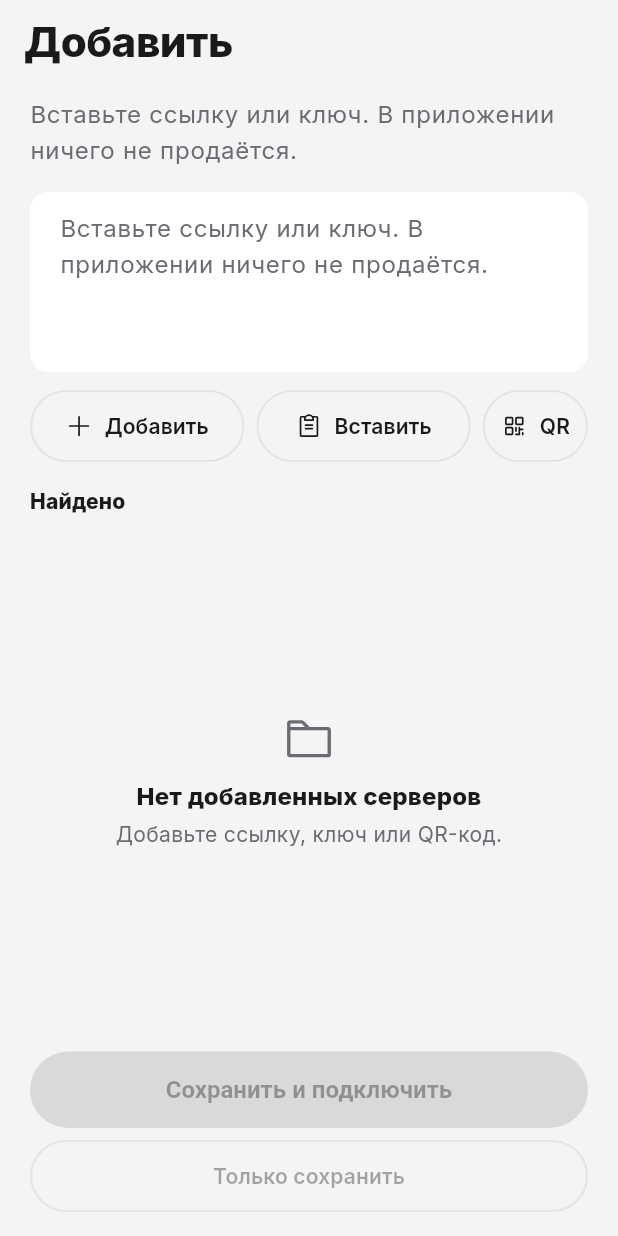
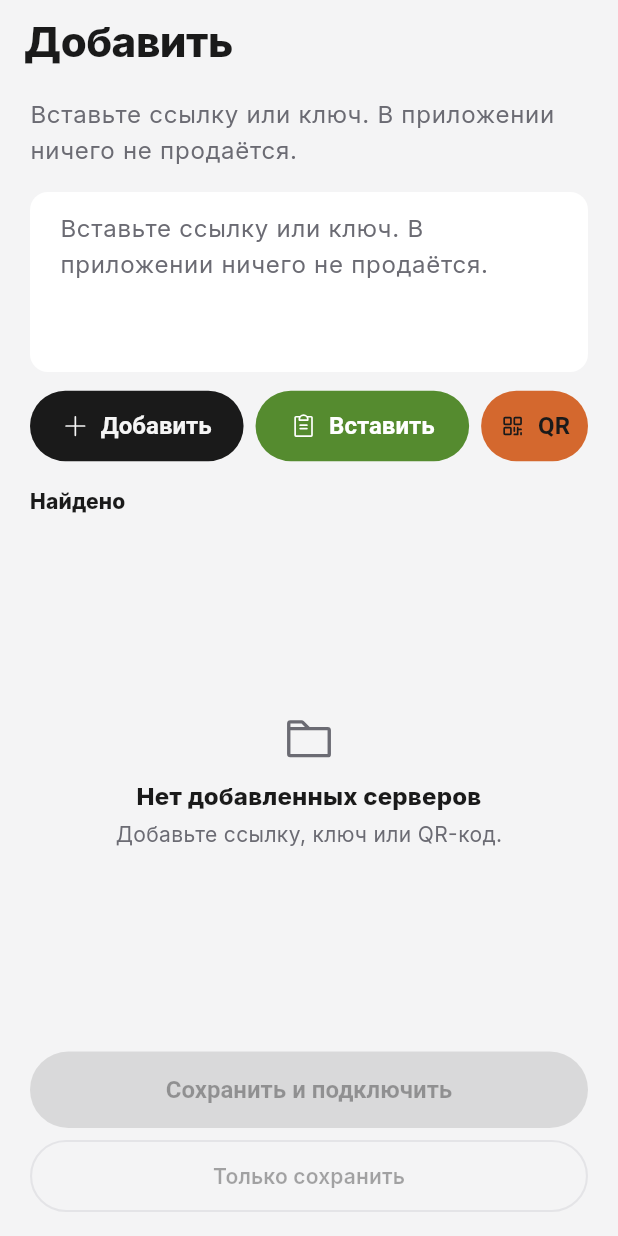
Before and after one commit to komatozneak/proxydom, a Flutter app: the Hy2ImportScreen screen opened by its route, on a phone screen of 412 x 824 dp. Run offline on Flutter 3.47's test engine with Material 3 defaults, Android fonts, the phone set to English and light mode, and no system bars; our stand-ins replace app_links, device_info_plus, dio, flutter_riverpod, flutter_secure_storage, flutter_svg and 5 more; missing offline and left inert: mobile_scanner; accounts and stored records are empty; network calls fail; project files that could hold a hidden picture were left out.

Commit message:
feat(android): tint add, paste, and qr as separate actions
Each action keeps one color from the house sheet: oak, moss, and the margin terracotta, in both themes.

Co-authored-by: Cursor <cursoragent@cursor.com>

```diff
--- a/mobile/lib/features/vpn/presentation/free_client_chrome.dart
+++ b/mobile/lib/features/vpn/presentation/free_client_chrome.dart
@@ -22,59 +22,75 @@ class FreeClientActionBar extends StatelessWidget {
   @override
   Widget build(BuildContext context) {
     final l = AppL10n.of(context);
-    final theme = Theme.of(context);
+    final dark = Theme.of(context).brightness == Brightness.dark;
     final shape = RoundedRectangleBorder(
       borderRadius: BorderRadius.circular(AppBrand.radiusPill),
     );
-    final pad = const EdgeInsets.symmetric(horizontal: 12, vertical: 14);
+    const pad = EdgeInsets.symmetric(horizontal: 12, vertical: 14);
+    final addBg = dark ? AppBrand.accentOnDark : AppBrand.primary;
+    final addFg = dark ? AppBrand.primary : AppBrand.accentOnDark;
     return Row(
       children: [
         Expanded(
-          child: primaryAdd
-              ? FilledButton.icon(
-                  onPressed: onAdd,
-                  icon: const AppIcon(AppIcons.plus, size: 18),
-                  label: Text(l.freeAddServer),
-                  style: FilledButton.styleFrom(
-                    padding: pad,
-                    shape: shape,
-                    backgroundColor: theme.colorScheme.primary,
-                    foregroundColor: theme.colorScheme.onPrimary,
-                  ),
-                )
-              : OutlinedButton.icon(
-                  onPressed: onAdd,
-                  icon: const AppIcon(AppIcons.plus, size: 18),
-                  label: Text(l.freeAdd),
-                  style: _outline(theme, shape, pad),
-                ),
+          child: _action(
+            onPressed: onAdd,
+            icon: AppIcons.plus,
+            label: primaryAdd ? l.freeAddServer : l.freeAdd,
+            background: addBg,
+            foreground: addFg,
+            shape: shape,
+            pad: pad,
+          ),
         ),
         const SizedBox(width: 8),
         Expanded(
-          child: OutlinedButton.icon(
+          child: _action(
             onPressed: onPaste,
-            icon: const AppIcon(AppIcons.clipboard, size: 18),
-            label: Text(l.freePaste),
-            style: _outline(theme, shape, pad),
+            icon: AppIcons.clipboard,
+            label: l.freePaste,
+            background: AppBrand.secondary,
+            foreground: AppBrand.surfaceElevatedLight,
+            shape: shape,
+            pad: pad,
           ),
         ),
         const SizedBox(width: 8),
-        OutlinedButton.icon(
+        _action(
           onPressed: onScan,
-          icon: const AppIcon(AppIcons.qrCode, size: 18),
-          label: Text(l.freeQr),
-          style: _outline(theme, shape, pad),
+          icon: AppIcons.qrCode,
+          label: l.freeQr,
+          background: AppBrand.paperMargin,
+          foreground: AppBrand.inkLight,
+          shape: shape,
+          pad: pad,
         ),
       ],
     );
   }
 
-  ButtonStyle _outline(ThemeData theme, OutlinedBorder shape, EdgeInsets pad) {
-    return OutlinedButton.styleFrom(
-      padding: pad,
-      shape: shape,
-      foregroundColor: theme.colorScheme.onSurface,
-      side: BorderSide(color: theme.colorScheme.outline, width: 1.4),
+  Widget _action({
+    required VoidCallback onPressed,
+    required IconData icon,
+    required String label,
+    required Color background,
+    required Color foreground,
+    required OutlinedBorder shape,
+    required EdgeInsets pad,
+  }) {
+    return FilledButton.icon(
+      onPressed: onPressed,
+      icon: AppIcon(icon, size: 18, color: foreground),
+      label: Text(
+        label,
+        maxLines: 1,
+        overflow: TextOverflow.ellipsis,
+      ),
+      style: FilledButton.styleFrom(
+        padding: pad,
+        shape: shape,
+        backgroundColor: background,
+        foregroundColor: foreground,
+      ),
     );
   }
 }
```
Also changed, not shown: 1 other file.
